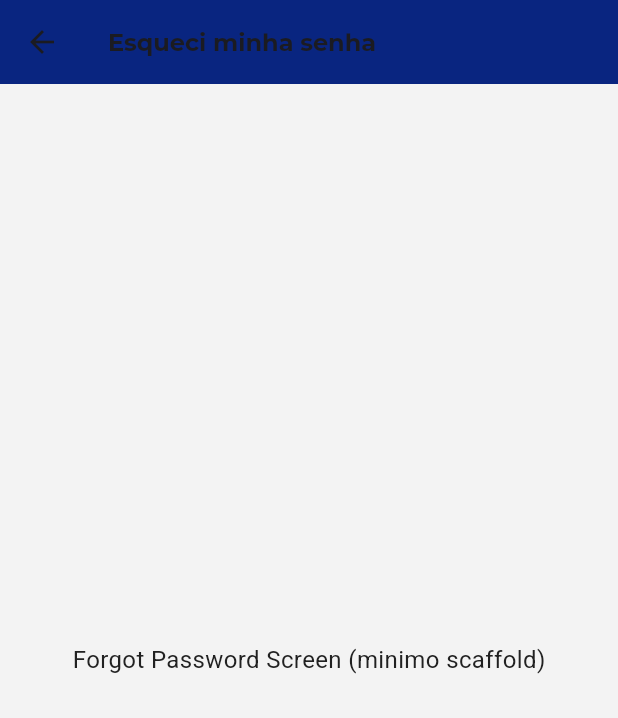
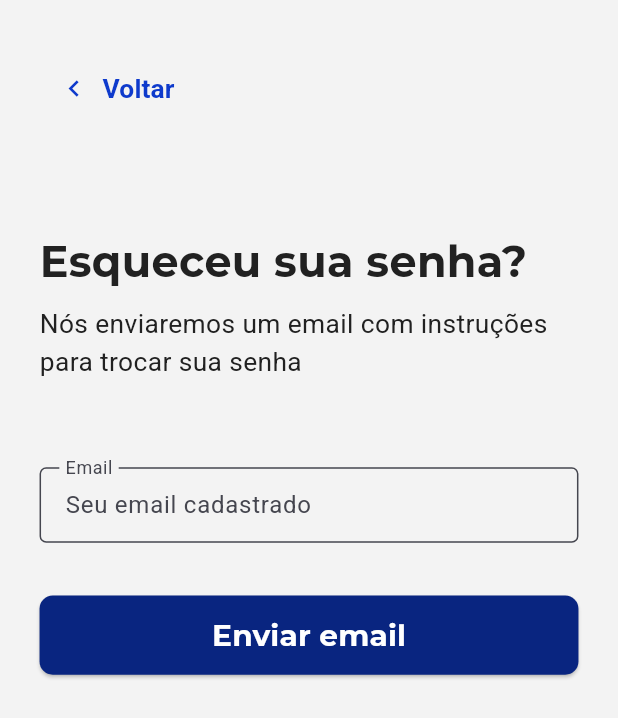
Before and after one commit to grbeltrame/TCC-MOTIVA-APP, a Flutter app: the ForgotPasswordScreen screen opened by its route, on a phone screen of 412 x 824 dp. Shown: the top 718 px of the screen. Run offline on Flutter 3.47's test engine with Material 3 defaults, Android fonts, the phone set to English and light mode, and no system bars.

Commit message:
feat(auth): add forgot password email verification screen

```diff
--- a/flutter_app/lib/features/auth/presentation/forgot_password_screen.dart
+++ b/flutter_app/lib/features/auth/presentation/forgot_password_screen.dart
@@ -2,10 +2,12 @@
 import 'package:flutter/material.dart';
 import 'package:flutter_app/core/constants/app_colors.dart';
 import 'package:flutter_app/core/constants/app_fonts.dart';
+import 'package:flutter_app/routes/app_routes.dart';
 
-/// Tela de Recuperação de Senha (Forgot Password)
+/// -----FORGOT PASSWORD FLOW - STEP 1-----
+/// Tela para o usuário informar o e-mail e receber um código de reset.
 class ForgotPasswordScreen extends StatefulWidget {
-  static const String routeName = '/forgot_password';
+  static const String routeName = '/forgotPassword';
   const ForgotPasswordScreen({Key? key}) : super(key: key);
 
   @override
@@ -13,27 +15,175 @@ class ForgotPasswordScreen extends StatefulWidget {
 }
 
 class _ForgotPasswordScreenState extends State<ForgotPasswordScreen> {
+  final _formKey = GlobalKey<FormState>(); // FRONT-END: para validar e-mail
+  final _emailController = TextEditingController();
+  bool _isLoading = false;
+  String? _errorMessage; // Mensagem de erro do backend
+
+  @override
+  void dispose() {
+    _emailController.dispose();
+    super.dispose();
+  }
+
+  /// FRONT-END: envia e-mail ao backend e navega para VerifyOtpScreen
+  Future<void> _sendResetEmail() async {
+    if (!_formKey.currentState!.validate()) return;
+    setState(() {
+      _isLoading = true;
+      _errorMessage = null;
+    });
+    try {
+      // BACKEND TODO: inserir chamada ao serviço de envio de código
+      // await AuthService.sendResetEmail(email: _emailController.text);
+
+      // Simulação de delay de rede
+      await Future.delayed(const Duration(seconds: 1));
+      // FRONT-END: navegar para a próxima etapa (verify OTP)
+      Navigator.pushNamed(
+        context,
+        AppRoutes.verifyOtp,
+        arguments: _emailController.text,
+      );
+    } catch (e) {
+      setState(() => _errorMessage = 'Erro ao enviar código');
+    } finally {
+      setState(() => _isLoading = false);
+    }
+  }
+
   @override
   Widget build(BuildContext context) {
+    final width = MediaQuery.of(context).size.width;
+    final scale = width / 375.0;
+    double vSpace(double value) => value * scale;
+
     return Scaffold(
-      appBar: AppBar(
-        title: const Text(
-          'Esqueci minha senha',
+      backgroundColor: AppColors.offWhite,
+      body: SafeArea(
+        child: Padding(
+          padding: EdgeInsets.only(
+            top: 32.0 * scale,
+            left: 24.0 * scale,
+            right: 24.0 * scale,
+          ),
+          child: Column(
+            crossAxisAlignment: CrossAxisAlignment.start,
+            children: [
+              // ------------------Voltar para Login---------------------
+              TextButton.icon(
+                onPressed: () => Navigator.pop(context),
+                icon: Icon(
+                  Icons.navigate_before,
+                  color: AppColors.baseBlue,
+                  size: 20 * scale,
+                ),
+                label: Text(
+                  'Voltar',
+                  style: TextStyle(
+                    fontFamily: AppFonts.roboto,
+                    fontWeight: AppFontWeight.bold,
+                    fontSize: 16 * scale,
+                    color: AppColors.baseBlue,
+                  ),
+                ),
+              ),
+              SizedBox(height: vSpace(64)),
+
+              // ------------------------Título--------------------------
+              Text(
+                'Esqueceu sua senha?',
                 style: TextStyle(
                   fontFamily: AppFonts.montserrat,
                   fontWeight: AppFontWeight.bold,
+                  fontSize: 26 * scale,
+                  color: AppColors.darkText,
                 ),
               ),
-        backgroundColor: AppColors.darkBlue,
-      ),
-      backgroundColor: AppColors.offWhite,
-      body: Center(
-        child: Text(
-          'Forgot Password Screen (minimo scaffold)',
+              SizedBox(height: vSpace(8)),
+              Text(
+                'Nós enviaremos um email com instruções para trocar sua senha',
                 style: TextStyle(
                   fontFamily: AppFonts.roboto,
-            fontSize: 16,
+                  fontWeight: AppFontWeight.regular,
+                  fontSize: 16 * scale,
                   color: AppColors.darkText,
+                ),
+              ),
+              SizedBox(height: vSpace(53)),
+
+              // --------------------------Formulário de e-mail------------------------
+              Form(
+                key: _formKey,
+                child: Column(
+                  children: [
+                    TextFormField(
+                      controller: _emailController,
+                      keyboardType: TextInputType.emailAddress,
+                      decoration: InputDecoration(
+                        labelText: 'Email',
+                        floatingLabelBehavior: FloatingLabelBehavior.always,
+                        hintText: 'Seu email cadastrado',
+                        filled: true,
+                        fillColor: AppColors.offWhite,
+                        border: OutlineInputBorder(
+                          borderRadius: BorderRadius.circular(4 * scale),
+                          borderSide: BorderSide(color: AppColors.mediumGray),
+                        ),
+                        contentPadding: EdgeInsets.symmetric(
+                          vertical: vSpace(12),
+                          horizontal: vSpace(12),
+                        ),
+                        errorText:
+                            _errorMessage, // erro do backend-------------------------------------
+                      ),
+                      validator: (value) {
+                        if (value == null || value.isEmpty) {
+                          return 'Informe seu email';
+                        }
+                        final regex = RegExp(r'^[^@]+@[^@]+\.[^@]+');
+                        if (!regex.hasMatch(value)) {
+                          return 'Email inválido';
+                        }
+                        return null;
+                      },
+                    ),
+                    SizedBox(height: vSpace(32)),
+
+                    // ---------------------------Botão Enviar email-------------------------------
+                    if (_isLoading)
+                      Center(
+                        child: CircularProgressIndicator(
+                          color: AppColors.darkBlue,
+                        ),
+                      )
+                    else
+                      SizedBox(
+                        width: double.infinity,
+                        height: vSpace(48),
+                        child: ElevatedButton(
+                          style: ElevatedButton.styleFrom(
+                            backgroundColor: AppColors.darkBlue,
+                            shape: RoundedRectangleBorder(
+                              borderRadius: BorderRadius.circular(8 * scale),
+                            ),
+                          ),
+                          onPressed: _sendResetEmail,
+                          child: Text(
+                            'Enviar email',
+                            style: TextStyle(
+                              fontFamily: AppFonts.montserrat,
+                              fontWeight: AppFontWeight.bold,
+                              fontSize: 18 * scale,
+                              color: Colors.white,
+                            ),
+                          ),
+                        ),
+                      ),
+                  ],
+                ),
+              ),
+            ],
           ),
         ),
       ),
```
Lines whose indentation alone changed are shown as unchanged.
